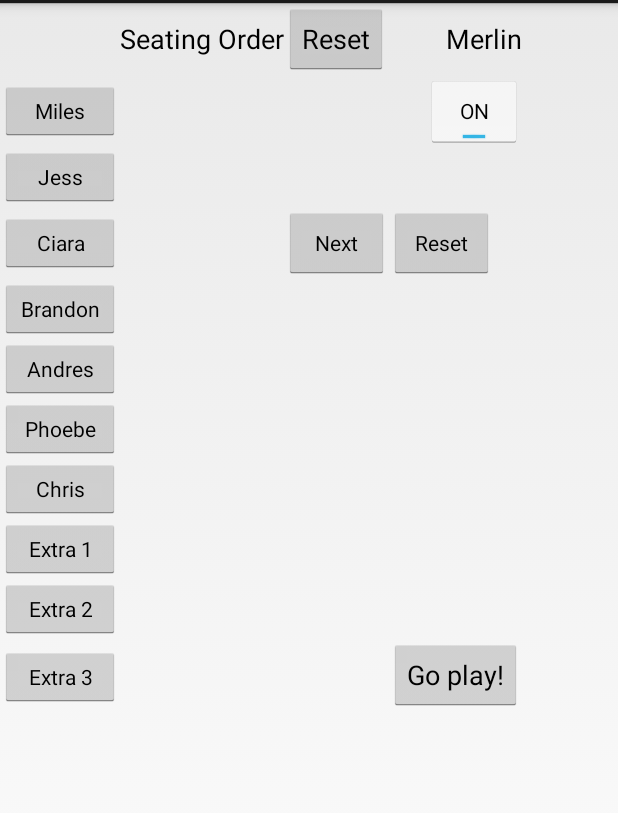
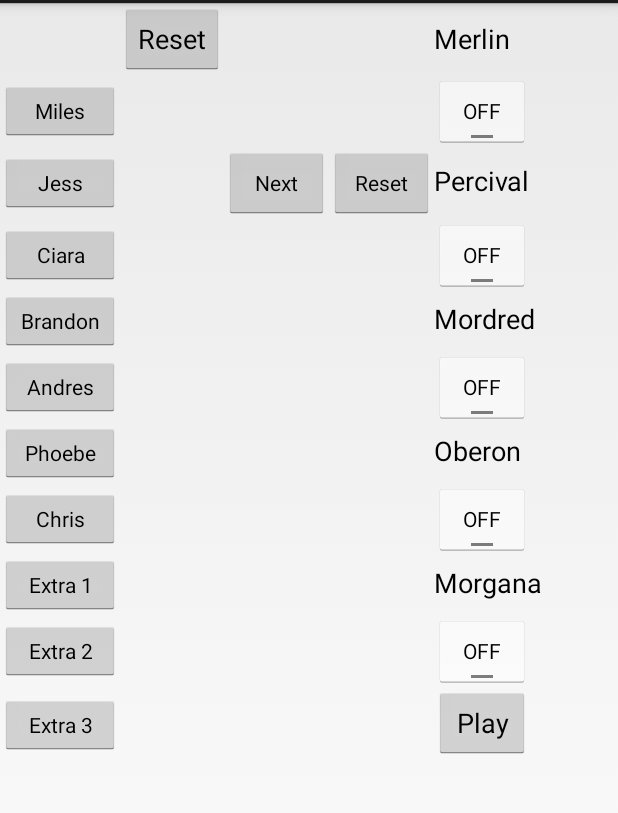
Before and after one commit to seveneightn9ne/resistance-mission-android, an Android app: the SetupActivity screen opened directly, with no data from a screen before it, after a tap on "Start", on a phone screen of 412 x 824 dp, the part 69-882 px from its top. Run offline under Robolectric (Android 15) with nearby library versions, the phone set to English and light mode, and no system bars.

Commit message:
adds all Avalon characters (percival, mordred, oberon, morgana)

```diff
--- a/ressistancemission/src/main/java/com/milessteele/resistancemission/resistancemission/ressistancemission/SetupActivity.java
+++ b/ressistancemission/src/main/java/com/milessteele/resistancemission/resistancemission/ressistancemission/SetupActivity.java
@@ -37,7 +37,8 @@ public class SetupActivity extends Activity {
         Integer[] spyObjects = {R.id.spy1, R.id.spy2, R.id.spy3, R.id.spy4};
         spyIDs = Arrays.asList(spyObjects);
         game = new GameState();
-        ((ToggleButton) findViewById(R.id.merlin)).setChecked(true);
+        // turn on Merlin by default
+       //  ((ToggleButton) findViewById(R.id.merlin)).setChecked(true);
         updateDisplay();
     }
 
@@ -65,7 +66,7 @@ public class SetupActivity extends Activity {
         ((TextView) findViewById(R.id.role)).setText("");
         ((TextView) findViewById(R.id.pass)).setText("");
         ((TextView) findViewById(R.id.passTo)).setText("");
-        ((TextView) findViewById(R.id.spys)).setText("");
+        ((TextView) findViewById(R.id.spies)).setText("");
         ((TextView) findViewById(R.id.next)).setText("Start");
         findViewById(R.id.reset).setVisibility(View.INVISIBLE);
 
@@ -85,7 +86,7 @@ public class SetupActivity extends Activity {
         ((TextView) findViewById(R.id.role)).setText(values.get(1));
         ((TextView) findViewById(R.id.pass)).setText(values.get(2));
         ((TextView) findViewById(R.id.passTo)).setText(values.get(3));
-        ((TextView) findViewById(R.id.spys)).setText(values.get(4));
+        ((TextView) findViewById(R.id.spies)).setText(values.get(4));
 
         for (Integer s : spyIDs) {
             ((TextView) findViewById(s)).setText("");
@@ -136,6 +137,23 @@ public class SetupActivity extends Activity {
         game.toggleMerlin();
     }
 
+    public void onClickPercival(View view) {
+        game.togglePercival();
+    }
+
+    public void onClickMordred(View view) {
+        game.toggleMordred();
+    }
+
+    public void onClickOberon(View view) {
+        game.toggleOberon();
+    }
+
+    public void onClickMorgana(View view) {
+        game.toggleMorgana();
+    }
+
+
     public void onClickGoPlay(View view) {
         Intent i = new Intent(getApplicationContext(), MainActivity.class);
         i.putExtra("players", players);
--- a/ressistancemission/src/main/res/layout/activity_setup.xml
+++ b/ressistancemission/src/main/res/layout/activity_setup.xml
@@ -9,26 +9,18 @@
         android:layout_width="match_parent"
         android:layout_height="match_parent"
         android:rowCount="34"
-        android:columnCount="23">
+        android:columnCount="23"
+        android:layout_gravity="right">
 
         <TextView
             android:layout_width="wrap_content"
             android:layout_height="wrap_content"
             android:textAppearance="?android:attr/textAppearanceMedium"
-            android:text="Spys:"
-            android:id="@+id/spys"
-            android:layout_row="9"
+            android:text="Spies:"
+            android:id="@+id/spies"
+            android:layout_row="4"
             android:layout_column="2"
-            android:singleLine="false" />
-
-        <TextView
-            android:layout_width="wrap_content"
-            android:layout_height="wrap_content"
-            android:textAppearance="?android:attr/textAppearanceMedium"
-            android:text="Seating Order"
-            android:id="@+id/seatingOrder"
-            android:layout_row="0"
-            android:layout_column="1" />
+            android:singleLine="true" />
 
         <TextView
             android:layout_width="wrap_content"
@@ -36,7 +28,7 @@
             android:textAppearance="?android:attr/textAppearanceMedium"
             android:text="Player 1"
             android:id="@+id/player1"
-            android:layout_row="2"
+            android:layout_row="1"
             android:layout_column="1" />
 
         <TextView
@@ -45,7 +37,7 @@
             android:textAppearance="?android:attr/textAppearanceMedium"
             android:text="Player 2"
             android:id="@+id/player2"
-            android:layout_row="3"
+            android:layout_row="2"
             android:layout_column="1" />
 
         <TextView
@@ -54,7 +46,7 @@
             android:textAppearance="?android:attr/textAppearanceMedium"
             android:text="Player 3"
             android:id="@+id/player3"
-            android:layout_row="6"
+            android:layout_row="3"
             android:layout_column="1" />
 
         <TextView
@@ -63,7 +55,7 @@
             android:textAppearance="?android:attr/textAppearanceMedium"
             android:text="Player 4"
             android:id="@+id/player4"
-            android:layout_row="7"
+            android:layout_row="4"
             android:layout_column="1" />
 
         <TextView
@@ -72,7 +64,7 @@
             android:textAppearance="?android:attr/textAppearanceMedium"
             android:text="Player 5"
             android:id="@+id/player5"
-            android:layout_row="9"
+            android:layout_row="5"
             android:layout_column="1" />
 
         <TextView
@@ -81,7 +73,7 @@
             android:textAppearance="?android:attr/textAppearanceMedium"
             android:text="Player 6"
             android:id="@+id/player6"
-            android:layout_row="10"
+            android:layout_row="6"
             android:layout_column="1" />
 
         <TextView
@@ -90,7 +82,7 @@
             android:textAppearance="?android:attr/textAppearanceMedium"
             android:text="Player 7"
             android:id="@+id/player7"
-            android:layout_row="11"
+            android:layout_row="7"
             android:layout_column="1" />
 
         <TextView
@@ -99,7 +91,7 @@
             android:textAppearance="?android:attr/textAppearanceMedium"
             android:text="Player 8"
             android:id="@+id/player8"
-            android:layout_row="12"
+            android:layout_row="8"
             android:layout_column="1" />
 
         <TextView
@@ -108,7 +100,7 @@
             android:textAppearance="?android:attr/textAppearanceMedium"
             android:text="Player 9"
             android:id="@+id/player9"
-            android:layout_row="13"
+            android:layout_row="9"
             android:layout_column="1" />
 
         <TextView
@@ -117,7 +109,7 @@
             android:textAppearance="?android:attr/textAppearanceMedium"
             android:text="Player 10"
             android:id="@+id/player10"
-            android:layout_row="14"
+            android:layout_row="10"
             android:layout_column="1" />
 
         <TextView
@@ -126,7 +118,7 @@
             android:textAppearance="?android:attr/textAppearanceMedium"
             android:text="Spy 1"
             android:id="@+id/spy1"
-            android:layout_row="10"
+            android:layout_row="5"
             android:layout_column="2" />
 
         <TextView
@@ -135,7 +127,7 @@
             android:textAppearance="?android:attr/textAppearanceMedium"
             android:text="Spy 2"
             android:id="@+id/spy2"
-            android:layout_row="11"
+            android:layout_row="6"
             android:layout_column="2" />
 
         <TextView
@@ -144,7 +136,7 @@
             android:textAppearance="?android:attr/textAppearanceMedium"
             android:text="Spy 3"
             android:id="@+id/spy3"
-            android:layout_row="12"
+            android:layout_row="7"
             android:layout_column="2" />
 
         <TextView
@@ -153,7 +145,7 @@
             android:textAppearance="?android:attr/textAppearanceMedium"
             android:text="Spy 4"
             android:id="@+id/spy4"
-            android:layout_row="13"
+            android:layout_row="8"
             android:layout_column="2" />
 
         <TextView
@@ -162,20 +154,8 @@
             android:textAppearance="?android:attr/textAppearanceMedium"
             android:text="Pass to"
             android:id="@+id/pass"
-            android:layout_row="3"
+            android:layout_row="1"
             android:layout_column="2" />
-
-        <TextView
-            android:layout_width="wrap_content"
-            android:layout_height="wrap_content"
-            android:textAppearance="?android:attr/textAppearanceMedium"
-            android:text="Merlin"
-            android:id="@+id/merlinText"
-            android:layout_row="0"
-            android:layout_column="3"
-            android:enabled="true"
-            android:layout_gravity="right"
-            android:clickable="true" />
 
         <TextView
             android:layout_width="wrap_content"
@@ -183,7 +163,7 @@
             android:textAppearance="?android:attr/textAppearanceMedium"
             android:text="You are"
             android:id="@+id/youAre"
-            android:layout_row="7"
+            android:layout_row="3"
             android:layout_column="2" />
 
         <TextView
@@ -192,7 +172,7 @@
             android:textAppearance="?android:attr/textAppearanceMedium"
             android:text="a spy"
             android:id="@+id/role"
-            android:layout_row="7"
+            android:layout_row="3"
             android:layout_column="3" />
 
         <TextView
@@ -201,7 +181,7 @@
             android:textAppearance="?android:attr/textAppearanceMedium"
             android:text="Brandon"
             android:id="@+id/passTo"
-            android:layout_row="3"
+            android:layout_row="1"
             android:layout_column="3" />
 
         <Button
@@ -210,7 +190,7 @@
             android:layout_height="40dp"
             android:text="Miles"
             android:id="@+id/button1"
-            android:layout_row="2"
+            android:layout_row="1"
             android:layout_column="0"
             android:clickable="true"
             android:onClick="onClickPlayer" />
@@ -221,7 +201,7 @@
             android:layout_height="40dp"
             android:text="Jess"
             android:id="@+id/button2"
-            android:layout_row="3"
+            android:layout_row="2"
             android:layout_column="0"
             android:clickable="true"
             android:onClick="onClickPlayer" />
@@ -233,7 +213,7 @@
             android:text="Ciara"
             android:id="@+id/button3"
             android:focusableInTouchMode="false"
-            android:layout_row="6"
+            android:layout_row="3"
             android:layout_column="0"
             android:clickable="true"
             android:onClick="onClickPlayer" />
@@ -244,7 +224,7 @@
             android:layout_height="40dp"
             android:text="Brandon"
             android:id="@+id/button4"
-            android:layout_row="7"
+            android:layout_row="4"
             android:layout_column="0"
             android:clickable="true"
             android:onClick="onClickPlayer" />
@@ -255,7 +235,7 @@
             android:layout_height="40dp"
             android:text="Andres"
             android:id="@+id/button5"
-            android:layout_row="9"
+            android:layout_row="5"
             android:layout_column="0"
             android:clickable="true"
             android:onClick="onClickPlayer" />
@@ -266,7 +246,7 @@
             android:layout_height="40dp"
             android:text="Phoebe"
             android:id="@+id/button6"
-            android:layout_row="10"
+            android:layout_row="6"
             android:layout_column="0"
             android:clickable="true"
             android:onClick="onClickPlayer" />
@@ -277,7 +257,7 @@
             android:layout_height="40dp"
             android:text="Chris"
             android:id="@+id/button7"
-            android:layout_row="11"
+            android:layout_row="7"
             android:layout_column="0"
             android:clickable="true"
             android:onClick="onClickPlayer" />
@@ -288,7 +268,7 @@
             android:layout_height="40dp"
             android:text="Extra 1"
             android:id="@+id/button8"
-            android:layout_row="12"
+            android:layout_row="8"
             android:layout_column="0"
             android:clickable="true"
             android:onClick="onClickPlayer" />
@@ -299,7 +279,7 @@
             android:layout_height="40dp"
             android:text="Extra 2"
             android:id="@+id/button9"
-            android:layout_row="13"
+            android:layout_row="9"
             android:layout_column="0"
             android:clickable="true"
             android:onClick="onClickPlayer" />
@@ -310,7 +290,7 @@
             android:layout_height="40dp"
             android:text="Extra 3"
             android:id="@+id/button10"
-            android:layout_row="14"
+            android:layout_row="10"
             android:layout_column="0"
             android:clickable="true"
             android:onClick="onClickPlayer" />
@@ -321,7 +301,7 @@
             android:text="Reset"
             android:id="@+id/resetSeating"
             android:layout_row="0"
-            android:layout_column="2"
+            android:layout_column="1"
             android:clickable="true"
             android:onClick="onClickPlayerReset" />
 
@@ -331,7 +311,7 @@
             android:layout_height="wrap_content"
             android:text="Next"
             android:id="@+id/next"
-            android:layout_row="6"
+            android:layout_row="2"
             android:layout_column="2"
             android:clickable="true"
             android:onClick="onClickNext" />
@@ -342,30 +322,121 @@
             android:layout_height="wrap_content"
             android:text="Reset"
             android:id="@+id/reset"
-            android:layout_row="6"
+            android:layout_row="2"
             android:layout_column="3"
             android:clickable="true"
             android:onClick="onClickReset" />
+
+        <TextView
+            android:layout_width="wrap_content"
+            android:layout_height="wrap_content"
+            android:textAppearance="?android:attr/textAppearanceMedium"
+            android:text="Merlin"
+            android:id="@+id/merlinText"
+            android:layout_row="0"
+            android:layout_column="4"
+            android:enabled="true"
+            android:clickable="true" />
 
         <ToggleButton
             android:layout_width="wrap_content"
             android:layout_height="wrap_content"
             android:text="Merlin"
             android:id="@+id/merlin"
-            android:layout_column="3"
-            android:layout_row="2"
-            android:layout_gravity="right"
+            android:layout_column="4"
+            android:layout_row="1"
             android:enabled="true"
             android:clickable="true"
             android:onClick="onClickMerlin" />
 
+        <TextView
+            android:layout_width="wrap_content"
+            android:layout_height="wrap_content"
+            android:textAppearance="?android:attr/textAppearanceMedium"
+            android:text="Percival"
+            android:id="@+id/percivalText"
+            android:layout_row="2"
+            android:layout_column="4" />
+
+        <ToggleButton
+            android:layout_width="wrap_content"
+            android:layout_height="wrap_content"
+            android:text="Percival"
+            android:id="@+id/percival"
+            android:layout_row="3"
+            android:layout_column="4"
+            android:onClick="onClickPercival"
+            android:enabled="true"
+            android:clickable="true" />
+
+        <TextView
+            android:layout_width="wrap_content"
+            android:layout_height="wrap_content"
+            android:textAppearance="?android:attr/textAppearanceMedium"
+            android:text="Mordred"
+            android:id="@+id/mordredText"
+            android:layout_row="4"
+            android:layout_column="4" />
+
+        <ToggleButton
+            android:layout_width="wrap_content"
+            android:layout_height="wrap_content"
+            android:text="Mordred"
+            android:id="@+id/mordred"
+            android:layout_row="5"
+            android:layout_column="4"
+            android:onClick="onClickMordred"
+            android:enabled="true"
+            android:clickable="true" />
+
+        <TextView
+            android:layout_width="wrap_content"
+            android:layout_height="wrap_content"
+            android:textAppearance="?android:attr/textAppearanceMedium"
+            android:text="Oberon"
+            android:id="@+id/oberonText"
+            android:layout_row="6"
+            android:layout_column="4" />
+
+        <ToggleButton
+            android:layout_width="wrap_content"
+            android:layout_height="wrap_content"
+            android:text="Oberon"
+            android:id="@+id/oberon"
+            android:layout_row="7"
+            android:layout_column="4"
+            android:onClick="onClickOberon"
+            android:clickable="true"
+            android:enabled="true" />
+
+        <TextView
+            android:layout_width="wrap_content"
+            android:layout_height="wrap_content"
+            android:textAppearance="?android:attr/textAppearanceMedium"
+            android:text="Morgana"
+            android:id="@+id/morganaText"
+            android:layout_row="8"
+            android:layout_column="4" />
+
+        <ToggleButton
+            android:layout_width="wrap_content"
+            android:layout_height="wrap_content"
+            android:text="Morgana"
+            android:id="@+id/morgana"
+            android:layout_row="9"
+            android:layout_column="4"
+            android:singleLine="true"
+            android:enabled="true"
+            android:clickable="true"
+            android:onClick="onClickMorgana" />
+
         <Button
             android:layout_width="wrap_content"
             android:layout_height="wrap_content"
-            android:text="Go play!"
+            android:text="Play"
             android:id="@+id/play"
-            android:layout_row="14"
-            android:layout_column="3"
+            android:layout_row="10"
+            android:layout_column="4"
             android:longClickable="false"
             android:clickable="true"
             android:onClick="onClickGoPlay" />
```
Also changed, not shown: ressistancemission/src/main/java/com/milessteele/resistancemission/resistancemission/ressistancemission/GameState.java (+107 -6 lines).
